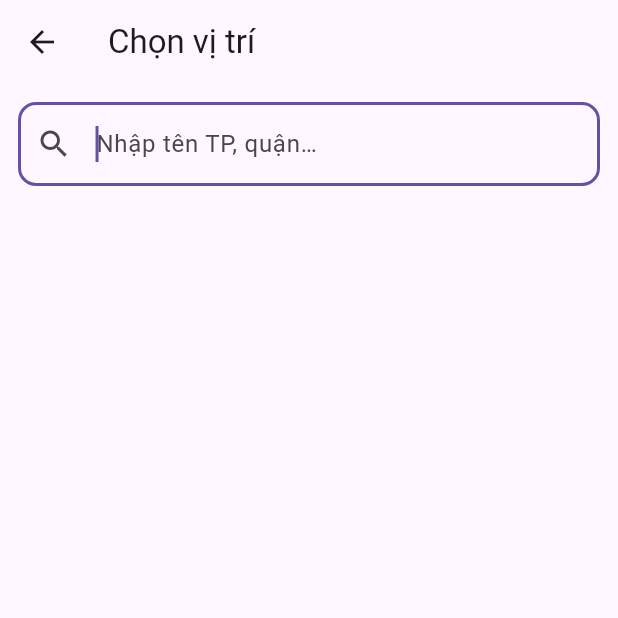
After one commit to HoangMinh0106/doan_ltmobi, a Flutter app: the OsmLocationSearch screen opened directly, on a phone screen of 412 x 824 dp, the top half of it. The commit adds this screen. Run offline on Flutter 3.47's test engine with Material 3 defaults, Android fonts, the light colour scheme and no system bars; our stand-ins replace elegant_notification, image_picker, pinput, random_string, smooth_page_indicator; missing offline and left inert: mailer, mongo_dart.

Commit message:
update location

```diff
--- /dev/null
+++ b/lib/page/osm_location_search.dart
@@ -0,0 +1,65 @@
+import 'dart:convert';
+import 'package:flutter/material.dart';
+import 'package:http/http.dart' as http;
+
+/// Màn hình tìm kiếm địa điểm bằng OpenStreetMap (miễn phí)
+class OsmLocationSearch extends StatefulWidget {
+  const OsmLocationSearch({Key? key}) : super(key: key);
+
+  @override
+  State<OsmLocationSearch> createState() => _OsmLocationSearchState();
+}
+
+class _OsmLocationSearchState extends State<OsmLocationSearch> {
+  List<dynamic> _results = [];
+
+  Future<void> _search(String q) async {
+    if (q.isEmpty) return setState(() => _results = []);
+    final uri = Uri.parse(
+      'https://nominatim.openstreetmap.org/search?q=$q&format=json&limit=10',
+    );
+    final res = await http.get(uri, headers: {
+      'User-Agent': 'doan_ltmobi/1.0 (email@example.com)' // OSM yêu cầu
+    });
+    if (res.statusCode == 200) {
+      setState(() => _results = jsonDecode(res.body));
+    }
+  }
+
+  @override
+  Widget build(BuildContext context) {
+    return Scaffold(
+      appBar: AppBar(title: const Text('Chọn vị trí')),
+      body: Column(
+        children: [
+          Padding(
+            padding: const EdgeInsets.all(12),
+            child: TextField(
+              autofocus: true,
+              decoration: InputDecoration(
+                hintText: 'Nhập tên TP, quận…',
+                border: OutlineInputBorder(borderRadius: BorderRadius.circular(12)),
+                prefixIcon: const Icon(Icons.search),
+              ),
+              onChanged: _search,
+            ),
+          ),
+          Expanded(
+            child: ListView.builder(
+              itemCount: _results.length,
+              itemBuilder: (_, i) {
+                final r = _results[i];
+                final name = r['display_name'];
+                return ListTile(
+                  leading: const Icon(Icons.location_on),
+                  title: Text(name),
+                  onTap: () => Navigator.pop(context, name), // trả về địa chỉ
+                );
+              },
+            ),
+          ),
+        ],
+      ),
+    );
+  }
+}
```
Also changed, not shown: lib/page/vn_location_search.dart (+19 -6 lines).
